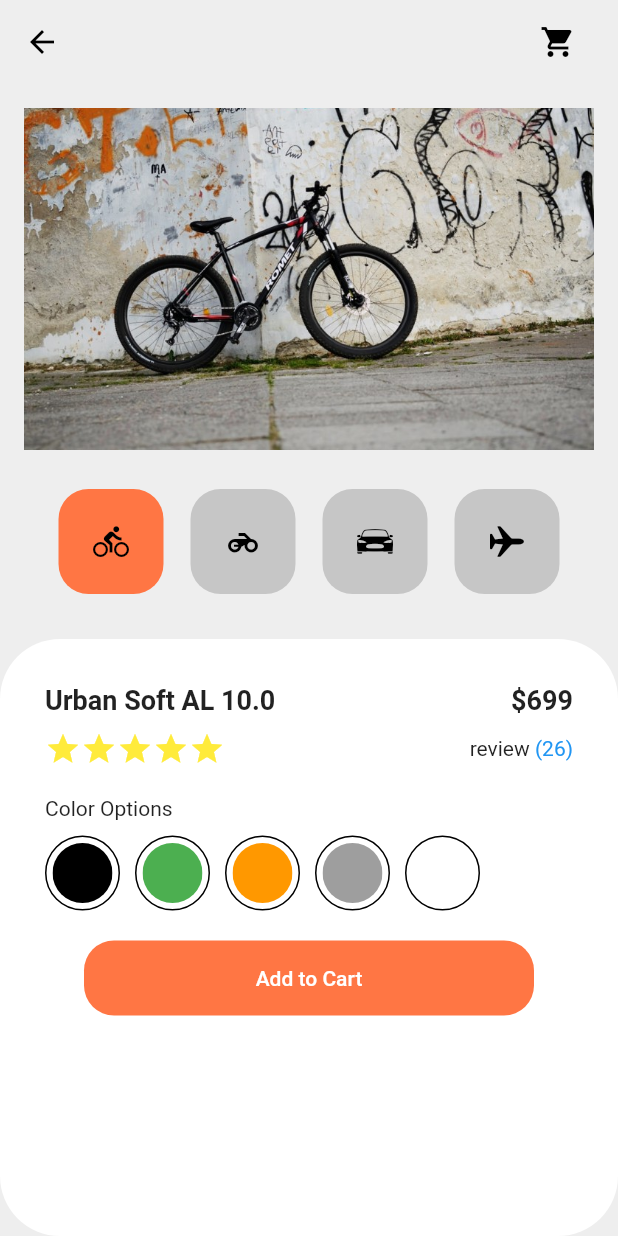
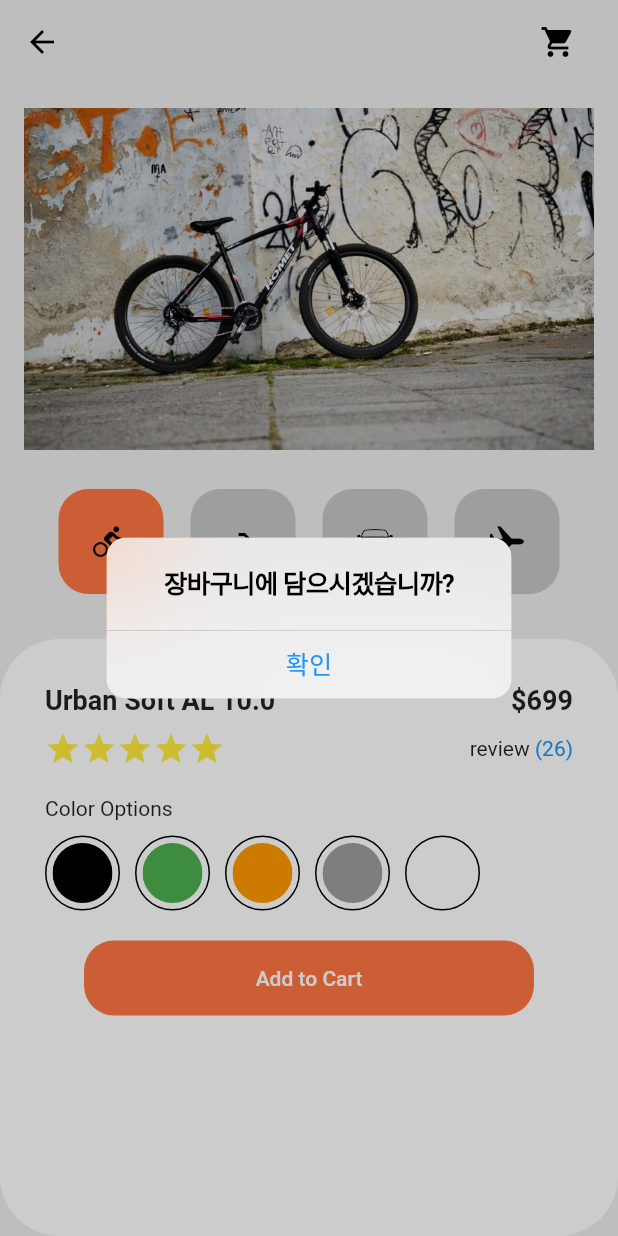
Before and after one commit to mugon-dev/flutter-shopping_cart_app, a Flutter app: the screen it shows after launch, after a tap on "Add to Cart", on a phone screen of 412 x 824 dp. Run offline on Flutter 3.47's test engine with Material 2 defaults, Android fonts, the phone set to English and light mode, and no system bars.

```diff
--- a/lib/main.dart
+++ b/lib/main.dart
@@ -136,7 +136,22 @@ class _ShoppingCartPageState extends State<ShoppingCartPage> {
                 ),
                 Align(
                   child: TextButton(
-                    onPressed: () {},
+                    onPressed: () {
+                      showCupertinoDialog(
+                        context: context,
+                        builder: (context) => CupertinoAlertDialog(
+                          title: Text("장바구니에 담으시겠습니까?"),
+                          actions: [
+                            CupertinoDialogAction(
+                              child: Text("확인"),
+                              onPressed: () {
+                                Navigator.pop(context);
+                              },
+                            ),
+                          ],
+                        ),
+                      );
+                    },
                     child: Text(
                       "Add to Cart",
                       style: TextStyle(
```
